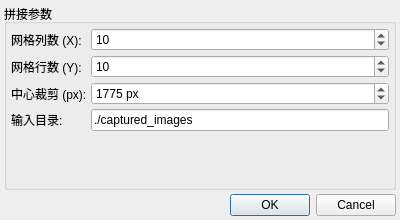
Qt form ui/StitchingSettingsDialog.ui (choushunn/ArmSightStitch) before a commit.
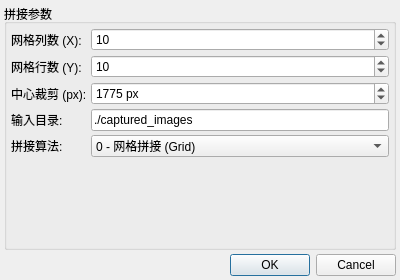
The same form after that commit.

Commit message:
feat: 添加Z轴缩放网格拼接算法并支持多算法切换
1. 新增ZScaleGridStitchAlgorithm算法，实现带Z轴高度补偿的网格拼接
2. 新增拼接算法配置选项，支持网格/特征/Z轴缩放三种模式
3. 扩展文件名解析以支持带Z轴信息的图片命名(row_col_z.jpg)
4. 完善arm控制器和保存回调的Z轴参数传递
5. 添加配置项管理拼接算法选择，支持JSON序列化和环境变量覆盖
6. 更新UI界面添加算法选择下拉框

```diff
--- a/ui/StitchingSettingsDialog.ui
+++ b/ui/StitchingSettingsDialog.ui
@@ -7,7 +7,7 @@
     <x>0</x>
     <y>0</y>
     <width>400</width>
-    <height>220</height>
+    <height>280</height>
    </rect>
   </property>
   <property name="windowTitle">
@@ -136,6 +136,35 @@
         </property>
        </widget>
       </item>
+      <item row="4" column="0">
+       <widget class="QLabel" name="labelAlgorithm">
+        <property name="text">
+         <string>拼接算法:</string>
+        </property>
+       </widget>
+      </item>
+      <item row="4" column="1">
+       <widget class="QComboBox" name="algorithmCombo">
+        <property name="toolTip">
+         <string>0=网格拼接(默认) 1=OpenCV特征匹配 2=Z轴缩放网格拼接</string>
+        </property>
+        <item>
+         <property name="text">
+          <string>0 - 网格拼接 (Grid)</string>
+         </property>
+        </item>
+        <item>
+         <property name="text">
+          <string>1 - 特征匹配 (Feature)</string>
+         </property>
+        </item>
+        <item>
+         <property name="text">
+          <string>2 - Z轴缩放网格 (Z-Scale)</string>
+         </property>
+        </item>
+       </widget>
+      </item>
      </layout>
     </widget>
    </item>
```
The commit also changes 14 other files.
